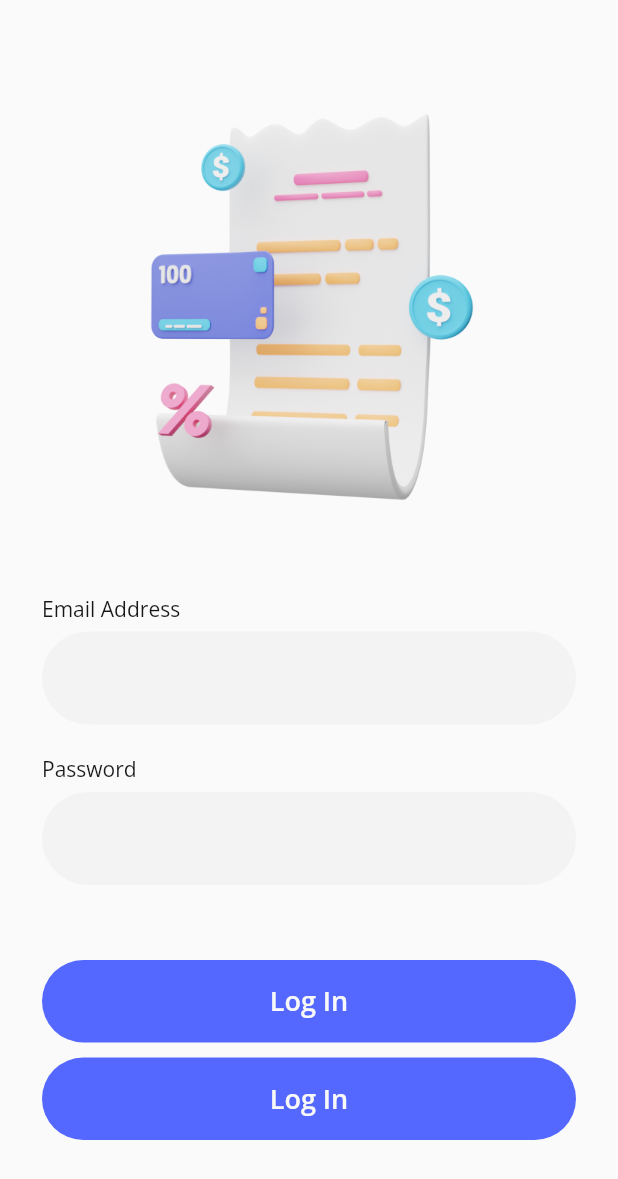
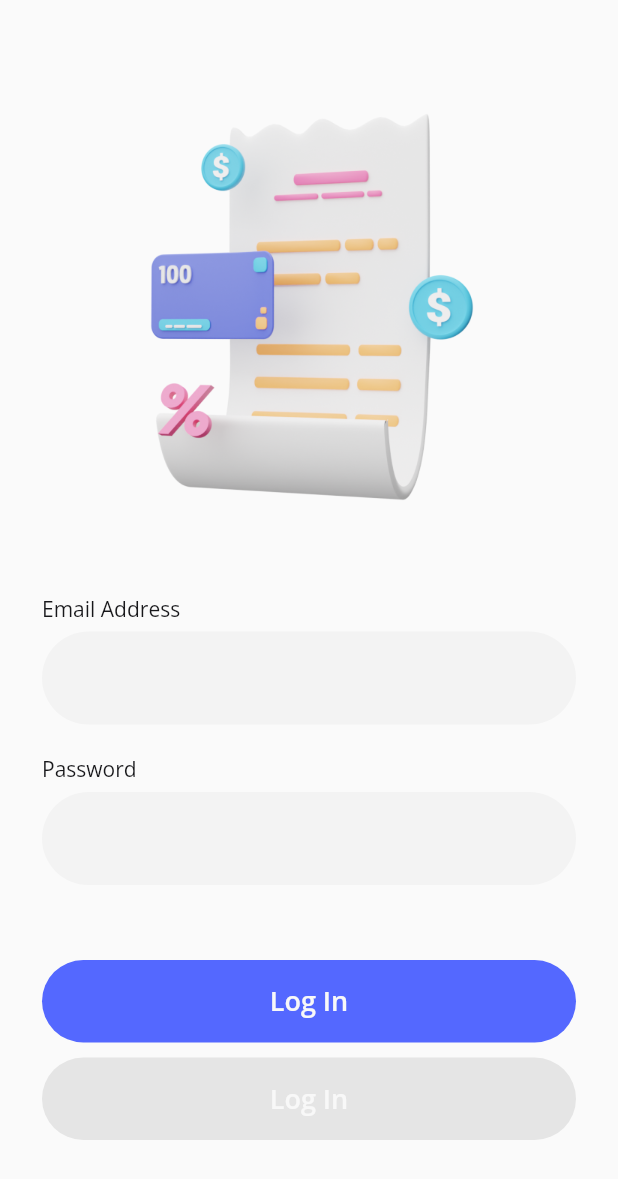
Before and after one commit to nandaarya/seven_days_challange, a Flutter app: the screen it shows after launch, on a phone screen of 412 x 824 dp. Shown: the top 1179 px of the screen. Run offline on Flutter 3.47's test engine with Material 2 defaults, Android fonts, the phone set to English and light mode, and no system bars; our stand-ins replace google_fonts.

Commit message:
add color

```diff
--- a/lib/pages/second_sign_in.dart
+++ b/lib/pages/second_sign_in.dart
@@ -96,7 +96,7 @@ class SecondSignIn extends StatelessWidget {
                 child: TextButton(
                   onPressed: () {},
                   style: TextButton.styleFrom(
-                    backgroundColor: Color(0xff5468FF),
+                    backgroundColor: Color(0xffE5E5E5),
                     shape: RoundedRectangleBorder(
                       borderRadius: BorderRadius.circular(60),
                     ),
```
